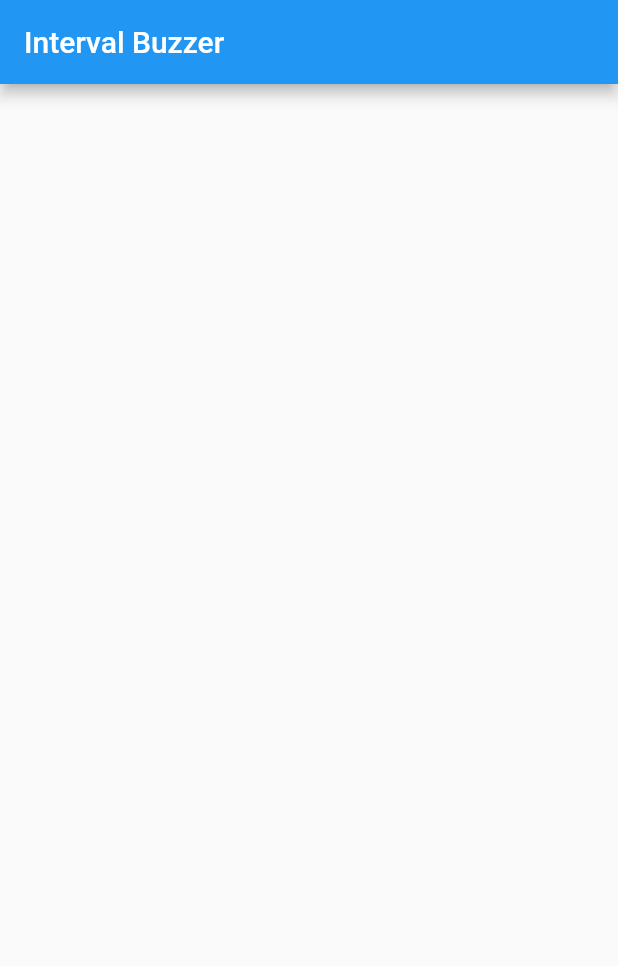
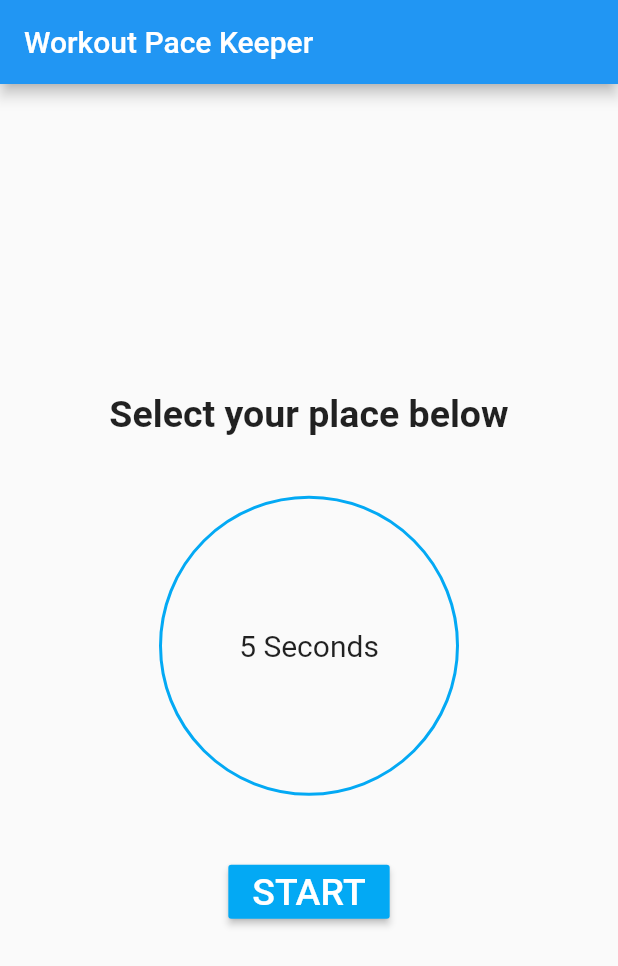
Before and after one commit to mikhail-karan/workout-pace-keeper, a Flutter app: the screen it shows after launch, on a phone screen of 412 x 824 dp. Shown: the top 966 px of the screen. Run offline on Flutter 3.47's test engine with Material 2 defaults, Android fonts, the phone set to English and light mode, and no system bars.

Commit message:
-base layout created

```diff
--- a/lib/main.dart
+++ b/lib/main.dart
@@ -8,12 +8,57 @@ import 'package:flutter/material.dart';
 void main() {
   runApp(
     new MaterialApp(
-      title: 'Interval Buzzer',
-      home: new Scaffold(
-        appBar: new AppBar(
-          title: new Text('Interval Buzzer'),
-        ),
-      ),
+      title: 'Workout Pace Keeper',
+      home: new AwesomeButton()
     ),
   );
 }
+
+class AwesomeButton extends StatefulWidget {
+  @override
+  AwesomeButtonState createState() => new AwesomeButtonState();
+}
+
+class AwesomeButtonState extends State<AwesomeButton> {
+
+  void onPressed() {
+    setState(() {
+    });
+  }
+
+  @override
+  Widget build(BuildContext context) {
+    return new Scaffold(
+      appBar: new AppBar(title: new Text('Workout Pace Keeper')),
+      body: new Container(
+        child: new Center(
+          child: new Column(
+            mainAxisAlignment: MainAxisAlignment.center,
+            children: <Widget>[
+              new Text("Select your place below", style: new TextStyle(fontSize: 25.0, fontWeight: FontWeight.bold)),
+              new Container(
+                margin: new EdgeInsets.all(40.0),
+                height: 200.0,
+                width: 200.0,
+                decoration: new BoxDecoration(
+                  shape: BoxShape.circle,
+                  border: new Border.all(
+                    color: Colors.lightBlue,
+                    width: 2.0
+                  )
+                ),
+                child: new Center (child: new Text("5 Seconds", style: new TextStyle(fontSize: 20.0)))
+              ),
+              new RaisedButton(
+                child: new Text("START", style: new TextStyle(fontSize: 25.0, color: Colors.white)),
+                color: Colors.lightBlue,
+                onPressed: onPressed,
+              )
+            ]
+          )
+        )
+      )
+    );
+
+  }
+}
```
